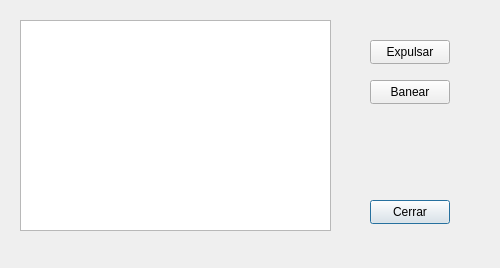
This is Servidor/ventanalistausuarios.ui in GrageraE/App-Mensajeria-2.0 as Qt 5 draws it before an edit. The edited form follows.
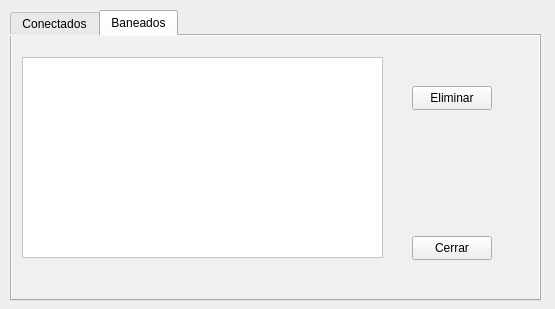
This is the edited form. The open tabs and pages were chosen to show the change.

The edit to the form file:
```diff
--- a/Servidor/ventanalistausuarios.ui
+++ b/Servidor/ventanalistausuarios.ui
@@ -6,40 +6,62 @@
    <rect>
     <x>0</x>
     <y>0</y>
-    <width>500</width>
-    <height>268</height>
+    <width>555</width>
+    <height>309</height>
    </rect>
   </property>
   <property name="windowTitle">
    <string>Dialog</string>
   </property>
+  <widget class="QTabWidget" name="tabWidget">
+   <property name="geometry">
+    <rect>
+     <x>10</x>
+     <y>10</y>
+     <width>531</width>
+     <height>291</height>
+    </rect>
+   </property>
+   <property name="styleSheet">
+    <string notr="true">background-color: rgb(240, 240, 240);</string>
+   </property>
+   <property name="currentIndex">
+    <number>0</number>
+   </property>
+   <widget class="QWidget" name="tab">
+    <attribute name="title">
+     <string>Conectados</string>
+    </attribute>
+    <widget class="QPushButton" name="botonBanear">
+     <property name="geometry">
+      <rect>
+       <x>400</x>
+       <y>80</y>
+       <width>80</width>
+       <height>24</height>
+      </rect>
+     </property>
+     <property name="text">
+      <string>Banear</string>
+     </property>
+    </widget>
   <widget class="QTableWidget" name="tablaUsuarios">
    <property name="geometry">
     <rect>
-     <x>20</x>
+       <x>10</x>
      <y>20</y>
-     <width>311</width>
-     <height>211</height>
-    </rect>
-   </property>
-  </widget>
-  <widget class="QPushButton" name="pushButton">
-   <property name="geometry">
-    <rect>
-     <x>370</x>
-     <y>200</y>
-     <width>80</width>
-     <height>24</height>
-    </rect>
-   </property>
-   <property name="text">
-    <string>Cerrar</string>
+       <width>371</width>
+       <height>221</height>
+      </rect>
+     </property>
+     <property name="styleSheet">
+      <string notr="true">background-color: rgb(255, 255, 255);</string>
    </property>
   </widget>
   <widget class="QPushButton" name="botonExpulsar">
    <property name="geometry">
     <rect>
-     <x>370</x>
+       <x>400</x>
      <y>40</y>
      <width>80</width>
      <height>24</height>
@@ -49,18 +71,68 @@
     <string>Expulsar</string>
    </property>
   </widget>
-  <widget class="QPushButton" name="botonBanear">
+    <widget class="QPushButton" name="pushButton">
    <property name="geometry">
     <rect>
-     <x>370</x>
-     <y>80</y>
+       <x>400</x>
+       <y>200</y>
      <width>80</width>
      <height>24</height>
     </rect>
    </property>
    <property name="text">
-    <string>Banear</string>
-   </property>
+      <string>Cerrar</string>
+     </property>
+    </widget>
+    <zorder>pushButton</zorder>
+    <zorder>botonBanear</zorder>
+    <zorder>tablaUsuarios</zorder>
+    <zorder>botonExpulsar</zorder>
+   </widget>
+   <widget class="QWidget" name="tab_2">
+    <attribute name="title">
+     <string>Baneados</string>
+    </attribute>
+    <widget class="QListWidget" name="listaBaneados">
+     <property name="geometry">
+      <rect>
+       <x>10</x>
+       <y>21</y>
+       <width>361</width>
+       <height>201</height>
+      </rect>
+     </property>
+     <property name="styleSheet">
+      <string notr="true">background-color: rgb(255, 255, 255);</string>
+     </property>
+    </widget>
+    <widget class="QPushButton" name="pushButton_2">
+     <property name="geometry">
+      <rect>
+       <x>400</x>
+       <y>200</y>
+       <width>80</width>
+       <height>24</height>
+      </rect>
+     </property>
+     <property name="text">
+      <string>Cerrar</string>
+     </property>
+    </widget>
+    <widget class="QPushButton" name="pushButton_3">
+     <property name="geometry">
+      <rect>
+       <x>400</x>
+       <y>50</y>
+       <width>80</width>
+       <height>24</height>
+      </rect>
+     </property>
+     <property name="text">
+      <string>Eliminar</string>
+     </property>
+    </widget>
+   </widget>
   </widget>
  </widget>
  <resources/>
```
Lines whose indentation alone changed are shown as unchanged.
